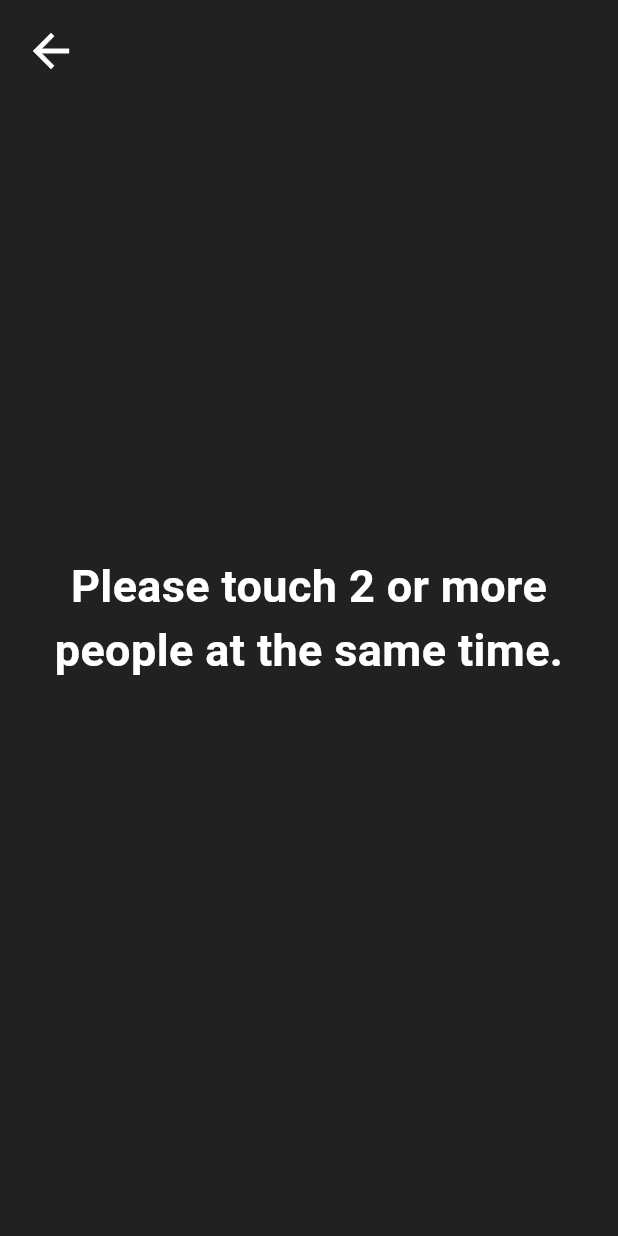
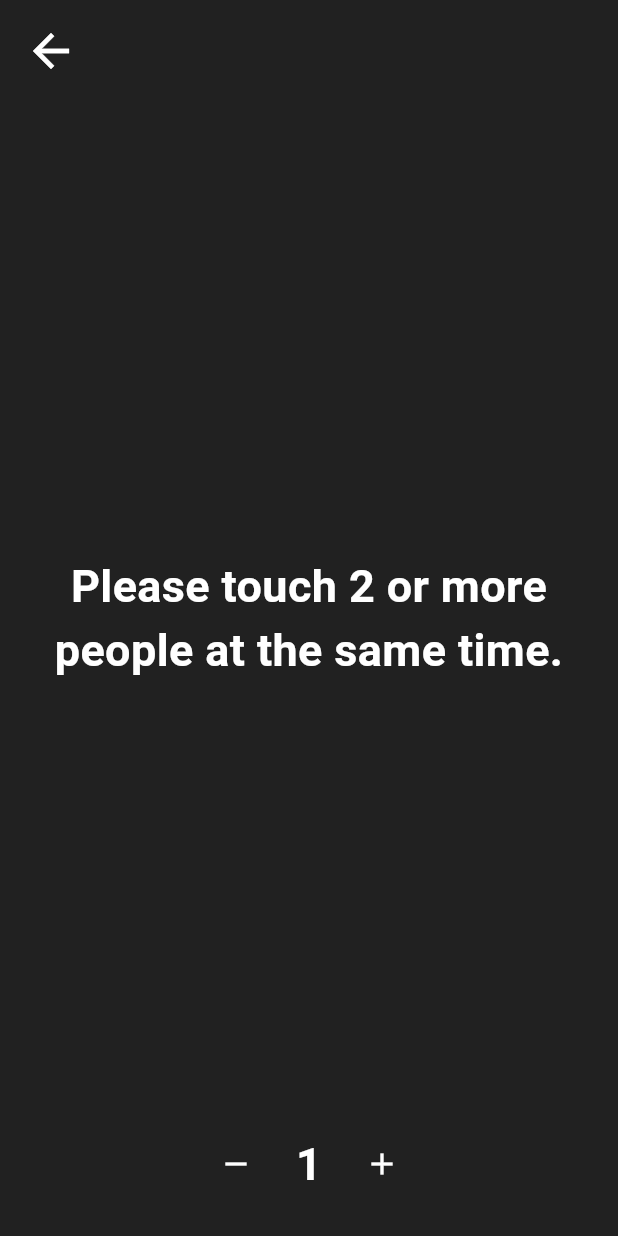
Before and after one commit to KimHyungSik/flutter_coffee_bet, a Flutter app: the RandomGameScreen screen opened directly, on a phone screen of 412 x 824 dp. Run offline on Flutter 3.47's test engine with Material 3 defaults, Android fonts, the phone set to English and light mode, and no system bars; our stand-ins replace easy_localization.

Commit message:
랜덤 게임 당첨자 수 정리

```diff
--- a/lib/ramdom_game/random_game.dart
+++ b/lib/ramdom_game/random_game.dart
@@ -33,6 +33,7 @@ class _RandomGameScreenState extends State<RandomGameScreen>
   bool _isGameOver = false; // Tracks if the game has ended
   bool _painterVisible = true;
   int _countdown = 3;
+  int _failingCount = 1;
   int? _selectedPointer; // Randomly selected pointer ID
   Map<int, Offset> _failingPointer = {};
 
@@ -79,9 +80,14 @@ class _RandomGameScreenState extends State<RandomGameScreen>
             if (!_isCountingDown && !_isGameActive && !_isGameOver)
               Stack(
                 children: [
-                  IgnorePointer(
+                  Container(
+                    alignment: Alignment.center,
+                    child: Stack(
+                      children: [
+                        Align(
+                          alignment: Alignment.center,
+                          child: IgnorePointer(
                             ignoring: true,
-                    child: Center(
                             child: Text(
                               context.tr(
                                   "Please_touch_2_or_more_people_at_the_same_time."),
@@ -92,6 +98,16 @@ class _RandomGameScreenState extends State<RandomGameScreen>
                                 fontWeight: FontWeight.bold,
                               ),
                             ),
+                          ),
+                        ),
+                        Align(
+                          alignment: Alignment.bottomCenter,
+                          child: Padding(
+                            padding: const EdgeInsets.only(bottom: 8),
+                            child: _buildFailingCountAdjuster(),
+                          ),
+                        ),
+                      ],
                     ),
                   ),
                   Container(
@@ -111,6 +127,54 @@ class _RandomGameScreenState extends State<RandomGameScreen>
                     ),
                   ),
                 ],
+              ),
+          ],
+        ),
+      ),
+    );
+  }
+
+  Widget _buildFailingCountAdjuster() {
+    return Align(
+      alignment: Alignment.bottomCenter,
+      child: Padding(
+        padding: const EdgeInsets.all(16.0),
+        child: Row(
+          mainAxisAlignment: MainAxisAlignment.center,
+          children: [
+            IconButton(
+              onPressed: () {
+                setState(() {
+                  if (_failingCount > 1) {
+                    _failingCount--;
+                  }
+                });
+              },
+              icon: const Icon(Icons.remove, color: Colors.white),
+            ),
+            const SizedBox(
+              width: 16,
+            ),
+            Text(
+              '$_failingCount',
+              style: const TextStyle(
+                color: Colors.white,
+                fontSize: 30,
+                fontWeight: FontWeight.bold,
+              ),
+            ),
+            const SizedBox(
+              width: 16,
+            ),
+            IconButton(
+              onPressed: () {
+                setState(() {
+                  if (_failingCount < 5) {
+                    _failingCount++;
+                  }
+                });
+              },
+              icon: const Icon(Icons.add, color: Colors.white),
             ),
           ],
         ),
@@ -141,8 +205,8 @@ class _RandomGameScreenState extends State<RandomGameScreen>
       _activeTouches.remove(event.pointer);
     });
 
-    if (_activeTouches.isEmpty) {
-      _stopRandomizationTimer();
+    if (_activeTouches.isEmpty && !_isGameOver) {
+      _restartGame();
     }
   }
 
@@ -171,9 +235,15 @@ class _RandomGameScreenState extends State<RandomGameScreen>
   void _startCountdown() {
     _randomizationTimer?.cancel();
     _randomizationTimer = Timer.periodic(const Duration(seconds: 1), (timer) {
-      setState(() {
+      if (_activeTouches.isEmpty) {
+        _restartGame();
+      } else {
+        setState(
+          () {
             _countdown--;
-      });
+          },
+        );
+      }
 
       if (_countdown <= 0) {
         timer.cancel();
@@ -199,10 +269,27 @@ class _RandomGameScreenState extends State<RandomGameScreen>
     setState(() {
       final random = Random();
       final keys = _activeTouches.keys.toList();
-      _selectedPointer = keys[random.nextInt(keys.length)];
+      // 선택할 유저 수를 제한
+      int count = _failingCount.clamp(1, keys.length);
+      List<int> selectedKeys = [];
+      while (selectedKeys.length < count) {
+        final randomKey = keys[random.nextInt(keys.length)];
+        if (!selectedKeys.contains(randomKey)) {
+          selectedKeys.add(randomKey);
+        }
+      }
+
+      for (var key in selectedKeys) {
+        _failingPointer[key] = _activeTouches[key]!;
+      }
+
+      for (var key in selectedKeys) {
+        _failingPointer[key] = _activeTouches[key]!;
+      }
+      // _selectedPointer = keys[random.nextInt(keys.length)];
 
       // Remove all other circles except the selected one
-      _failingPointer![_selectedPointer!] = _activeTouches[_selectedPointer!]!;
+      // _failingPointer![_selectedPointer!] = _activeTouches[_selectedPointer!]!;
       _activeTouches.clear();
       _isGameOver = true;
       _isGameActive = false;
@@ -210,6 +297,7 @@ class _RandomGameScreenState extends State<RandomGameScreen>
   }
 
   void _restartGame() {
+    _stopRandomizationTimer();
     setState(() {
       _activeTouches.clear();
       _isCountingDown = false;
```
Lines whose indentation alone changed are shown as unchanged.
